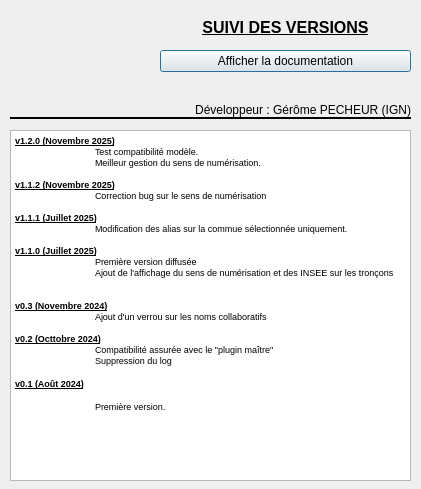
The window that aproposde.ui (IGNF/assistant-odonyme-qgis-plugin) describes before a commit, drawn with Qt 5.
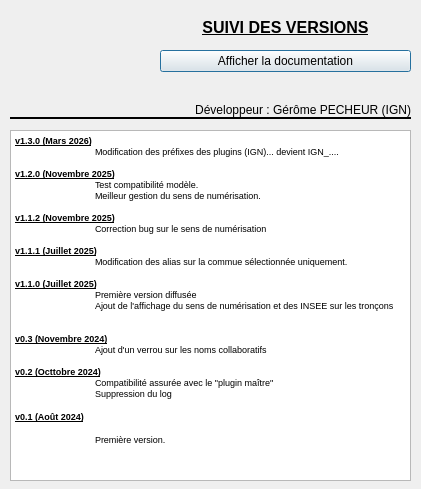
The same window after the commit. Icons and pictures are not drawn.

```diff
--- a/aproposde.ui
+++ b/aproposde.ui
@@ -119,6 +119,9 @@
 &lt;html&gt;&lt;head&gt;&lt;meta name=&quot;qrichtext&quot; content=&quot;1&quot; /&gt;&lt;style type=&quot;text/css&quot;&gt;
 p, li { white-space: pre-wrap; }
 &lt;/style&gt;&lt;/head&gt;&lt;body style=&quot; font-family:'MS Shell Dlg 2'; font-size:7.8pt; font-weight:400; font-style:normal;&quot;&gt;
+&lt;p style=&quot; margin-top:0px; margin-bottom:0px; margin-left:0px; margin-right:0px; -qt-block-indent:0; text-indent:0px;&quot;&gt;&lt;span style=&quot; font-size:7pt; font-weight:600; text-decoration: underline;&quot;&gt;v1.3.0 (Mars 2026)&lt;/span&gt;&lt;/p&gt;
+&lt;p style=&quot; margin-top:0px; margin-bottom:0px; margin-left:0px; margin-right:0px; -qt-block-indent:0; text-indent:0px;&quot;&gt;&lt;span style=&quot; font-size:7pt;&quot;&gt;	Modification des préfixes des plugins (IGN)... devient IGN_....&lt;/span&gt;&lt;/p&gt;
+&lt;p style=&quot;-qt-paragraph-type:empty; margin-top:0px; margin-bottom:0px; margin-left:0px; margin-right:0px; -qt-block-indent:0; text-indent:0px; font-size:7pt;&quot;&gt;&lt;br /&gt;&lt;/p&gt;
 &lt;p style=&quot; margin-top:0px; margin-bottom:0px; margin-left:0px; margin-right:0px; -qt-block-indent:0; text-indent:0px;&quot;&gt;&lt;span style=&quot; font-size:7pt; font-weight:600; text-decoration: underline;&quot;&gt;v1.2.0 (Novembre 2025)&lt;/span&gt;&lt;/p&gt;
 &lt;p style=&quot; margin-top:0px; margin-bottom:0px; margin-left:0px; margin-right:0px; -qt-block-indent:0; text-indent:0px;&quot;&gt;&lt;span style=&quot; font-size:7pt;&quot;&gt;	Test compatibilité modèle.&lt;/span&gt;&lt;/p&gt;
 &lt;p style=&quot; margin-top:0px; margin-bottom:0px; margin-left:0px; margin-right:0px; -qt-block-indent:0; text-indent:0px;&quot;&gt;&lt;span style=&quot; font-size:7pt;&quot;&gt;	Meilleur gestion du sens de numérisation.&lt;/span&gt;&lt;/p&gt;
```
